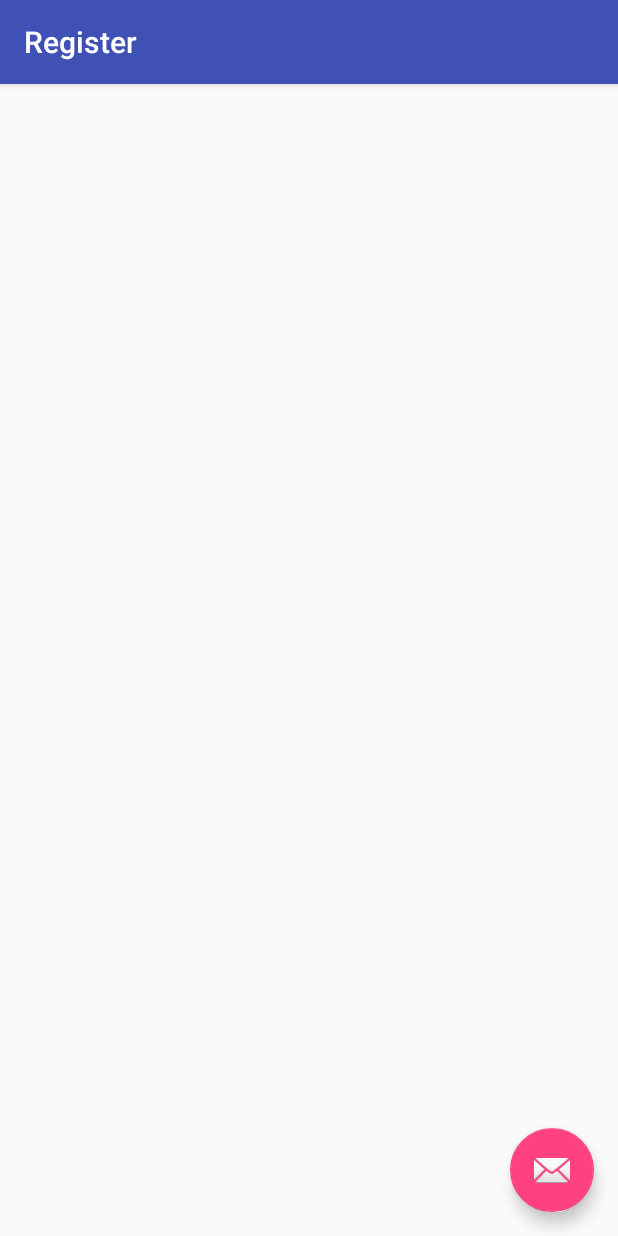
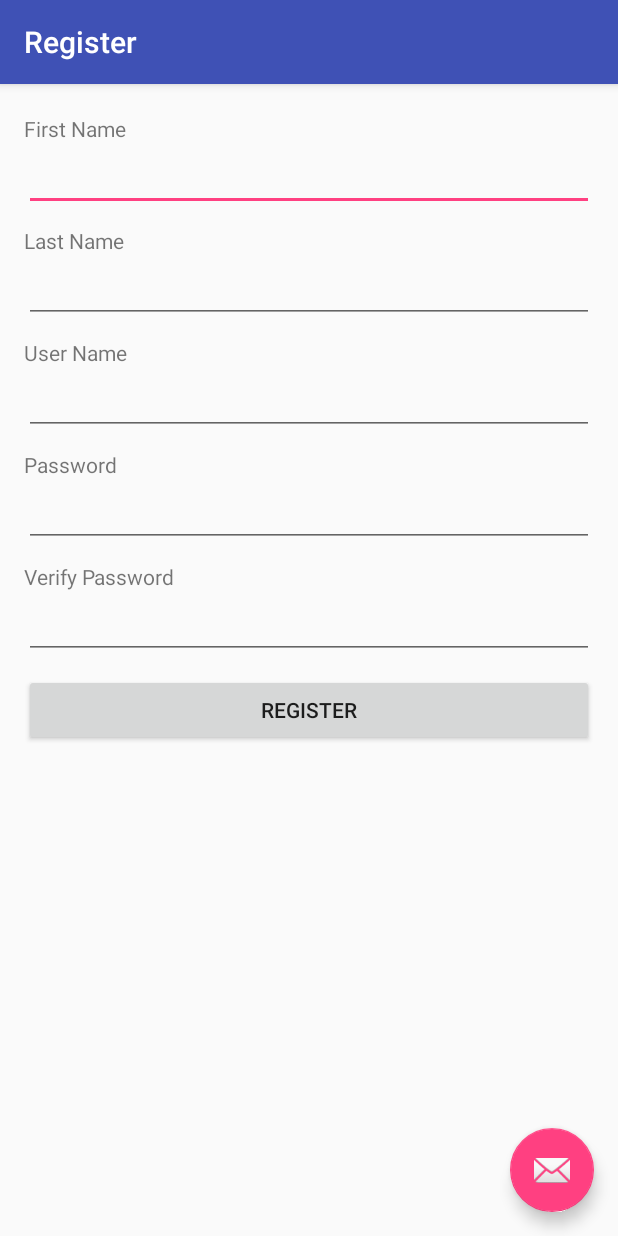
Before and after one commit to anikaboyd/BuzzMovieSelector, an Android app: the Register screen opened directly, with no data from a screen before it, on a phone screen of 412 x 824 dp. Run offline under Robolectric (Android 15) with nearby library versions, the phone set to English and light mode, and no system bars.

Commit message:
register
- initial register page created
- fields present but no functionality yet

```diff
--- /dev/null
+++ b/app/src/main/java/howimetyourmotherboard/buzzmovieselector/User.java
@@ -0,0 +1,13 @@
+package howimetyourmotherboard.buzzmovieselector;
+
+/**
+ * Created by anikaboyd on 2/14/16.
+ */
+public class User {
+    String name, username, password, status;
+    public User (String name, String username, String password, String status) {
+        this.name = name;
+        this.password = password;
+        status  = "Active";
+    }
+}
--- a/app/src/main/res/layout/content_main.xml
+++ b/app/src/main/res/layout/content_main.xml
@@ -33,7 +33,8 @@
         android:layout_width="match_parent"
         android:layout_height="wrap_content"
         android:id="@+id/username"
-        android:layout_marginBottom="10dp" />
+        android:layout_marginBottom="10dp"
+        android:singleLine="true"/>
 
     <TextView
         android:layout_width="wrap_content"
@@ -45,7 +46,8 @@
         android:layout_height="wrap_content"
         android:inputType="textPassword"
         android:id="@+id/password"
-        android:layout_marginBottom="10dp"/>
+        android:layout_marginBottom="10dp"
+        android:singleLine="true"/>
 
     <Button
         android:layout_width="match_parent"
@@ -59,6 +61,7 @@
         android:layout_height="wrap_content"
         android:textAppearance="?android:attr/textAppearanceSmall"
         android:text="Not already a user? Register"
+        android:textStyle="bold"
         android:id="@+id/textView"
         android:layout_gravity="center_horizontal"
         android:onClick="register"
--- a/app/src/main/res/layout/content_register.xml
+++ b/app/src/main/res/layout/content_register.xml
@@ -1,15 +1,86 @@
 <?xml version="1.0" encoding="utf-8"?>
-<RelativeLayout xmlns:android="http://schemas.android.com/apk/res/android"
+<LinearLayout xmlns:android="http://schemas.android.com/apk/res/android"
     xmlns:app="http://schemas.android.com/apk/res-auto"
     xmlns:tools="http://schemas.android.com/tools"
     android:layout_width="match_parent"
     android:layout_height="match_parent"
+    android:orientation="vertical"
     android:paddingBottom="@dimen/activity_vertical_margin"
     android:paddingLeft="@dimen/activity_horizontal_margin"
     android:paddingRight="@dimen/activity_horizontal_margin"
-    android:paddingTop="@dimen/activity_vertical_margin"
-    app:layout_behavior="@string/appbar_scrolling_view_behavior"
-    tools:context="howimetyourmotherboard.buzzmovieselector.Register"
-    tools:showIn="@layout/activity_register">
+    android:paddingTop="@dimen/activity_vertical_margin">
 
-</RelativeLayout>
+    <TextView
+        android:paddingTop="60dp"
+        android:layout_width="wrap_content"
+        android:layout_height="wrap_content"
+        android:text="First Name"
+        android:id="@+id/FirstName" />
+
+    <EditText
+        android:layout_width="match_parent"
+        android:layout_height="wrap_content"
+        android:id="@+id/firstname"
+        android:layout_marginBottom="10dp"
+        android:singleLine="true"/>
+
+    <TextView
+        android:layout_width="wrap_content"
+        android:layout_height="wrap_content"
+        android:text="Last Name"
+        android:id="@+id/LastName" />
+
+    <EditText
+        android:layout_width="match_parent"
+        android:layout_height="wrap_content"
+        android:id="@+id/lastname"
+        android:layout_marginBottom="10dp"
+        android:singleLine="true" />
+
+    <TextView
+        android:layout_width="wrap_content"
+        android:layout_height="wrap_content"
+        android:text="User Name"
+        android:id="@+id/Username" />
+
+    <EditText
+        android:layout_width="match_parent"
+        android:layout_height="wrap_content"
+        android:id="@+id/username"
+        android:layout_marginBottom="10dp"
+        android:singleLine="true" />
+
+    <TextView
+        android:layout_width="wrap_content"
+        android:layout_height="wrap_content"
+        android:text="Password"
+        android:id="@+id/Password" />
+
+    <EditText
+        android:layout_width="match_parent"
+        android:layout_height="wrap_content"
+        android:id="@+id/password"
+        android:layout_marginBottom="10dp"
+        android:singleLine="true" />
+
+    <TextView
+        android:layout_width="wrap_content"
+        android:layout_height="wrap_content"
+        android:text="Verify Password"
+        android:id="@+id/VerifyPassword" />
+
+    <EditText
+        android:layout_width="match_parent"
+        android:layout_height="wrap_content"
+        android:id="@+id/verifypassword"
+        android:layout_marginBottom="10dp"
+        android:singleLine="true" />
+
+    <Button
+        android:layout_width="match_parent"
+        android:layout_height="wrap_content"
+        android:text="Register"
+        android:id="@+id/register"
+        android:onClick="onClick" />
+
+</LinearLayout>
```
